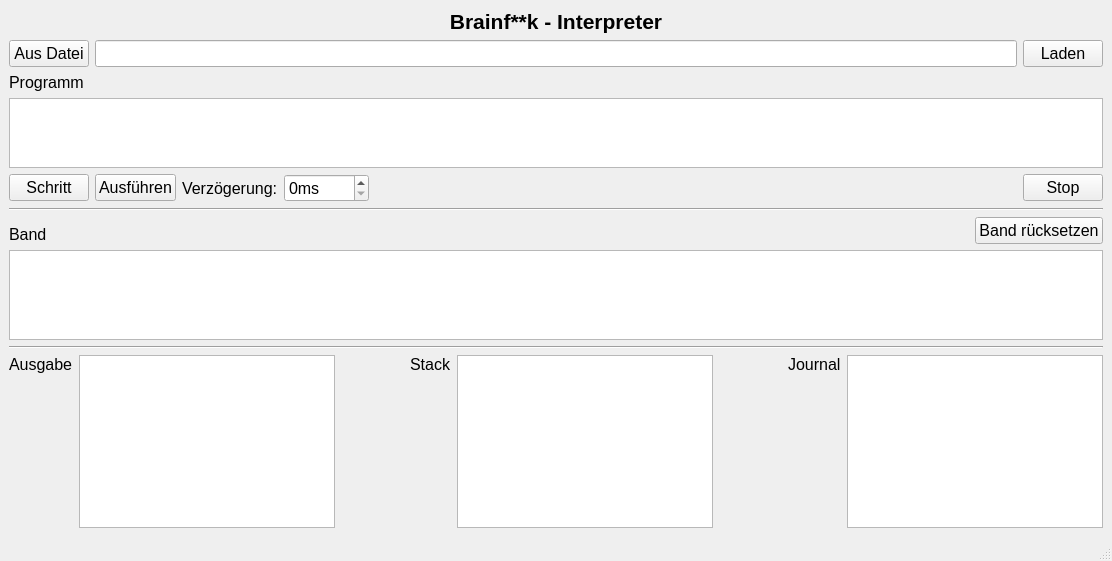
This is bfg.ui in Whitie/brainfuck-stuff as Qt 5 draws it before an edit. The edited form follows.
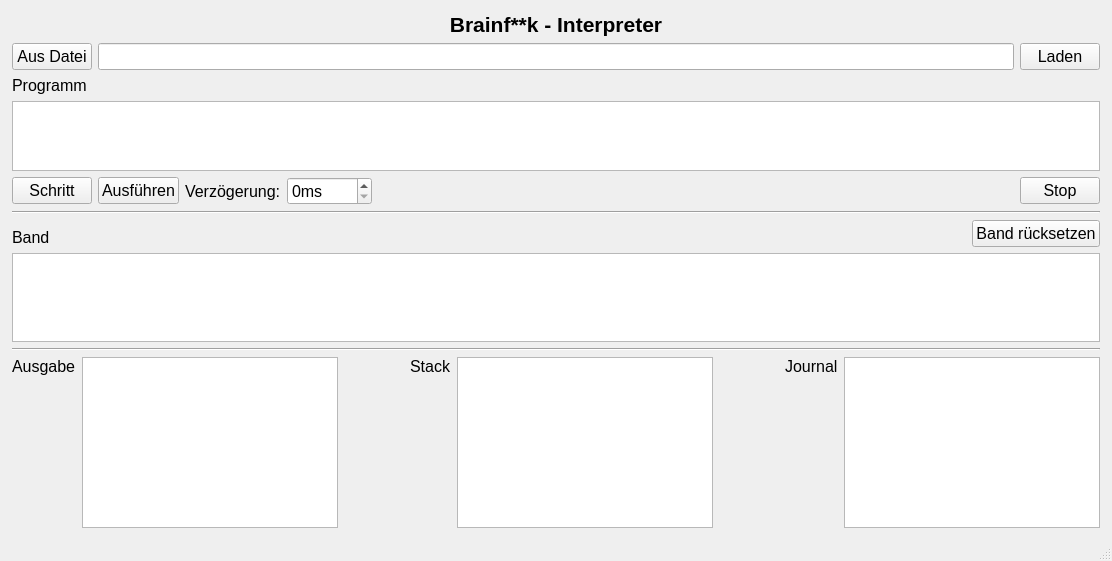
This is the edited form.

```diff
--- a/bfg.ui
+++ b/bfg.ui
@@ -20,6 +20,15 @@
   </property>
   <widget class="QWidget" name="centralwidget">
    <layout class="QVBoxLayout" name="verticalLayout">
+    <property name="leftMargin">
+     <number>12</number>
+    </property>
+    <property name="topMargin">
+     <number>12</number>
+    </property>
+    <property name="rightMargin">
+     <number>12</number>
+    </property>
     <item>
      <widget class="QLabel" name="label">
       <property name="font">
```
